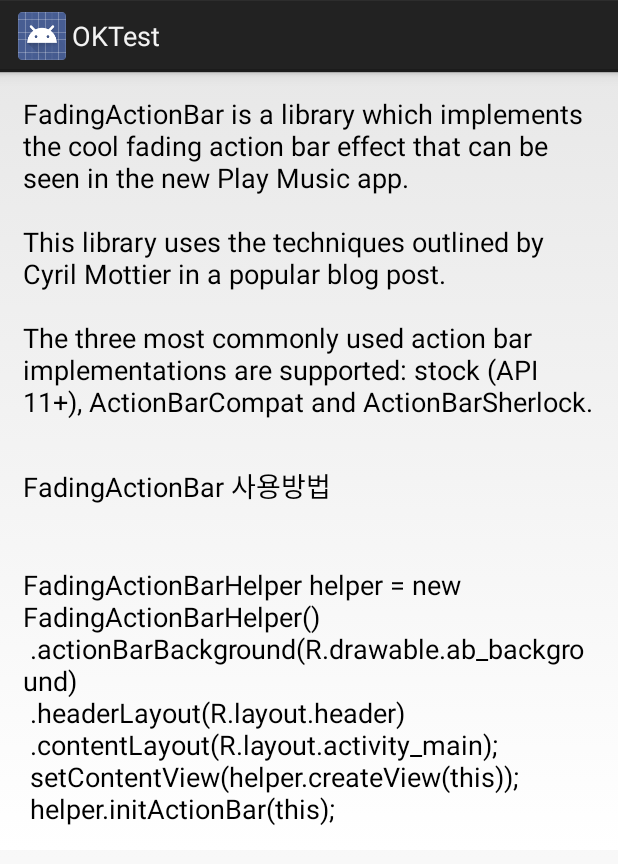
After one commit to ridsync/OKTest, an Android app: the layout activity_scrollview.xml on its own in the app's theme, with its tools: preview values and no code run, on a phone screen of 412 x 824 dp. The commit adds this screen. Shown: the top 864 px of the screen. Run offline under Robolectric (Android 15) with nearby library versions, the phone set to English and light mode, and no system bars.

Commit message:
test commit 22

```diff
--- a/app/build.gradle
+++ b/app/build.gradle
@@ -31,9 +31,9 @@ repositories {
 
 dependencies {
     compile fileTree(dir: 'libs', include: ['*.jar'])
+    compile 'com.android.support:support-v4:20.0.0'
     apt "org.androidannotations:androidannotations:$AAVersion"
     compile "org.androidannotations:androidannotations-api:$AAVersion"
-    compile 'com.android.support:support-v4:20.0.0'
 }
 
 apt {
--- a/app/src/main/AndroidManifest.xml
+++ b/app/src/main/AndroidManifest.xml
@@ -12,9 +12,12 @@
             android:label="@string/app_name" >
             <intent-filter>
                 <action android:name="android.intent.action.MAIN" />
-
                 <category android:name="android.intent.category.LAUNCHER" />
             </intent-filter>
+        </activity>
+        <activity
+            android:name=".FadingActionBar.MainActivity"
+            android:label="@string/app_name" >
         </activity>
 
         <!-- This service is only used on devices with API v17+ -->
--- /dev/null
+++ b/app/src/main/res/layout/activity_scrollview.xml
@@ -0,0 +1,22 @@
+<?xml version="1.0" encoding="utf-8"?>
+<LinearLayout xmlns:android="http://schemas.android.com/apk/res/android"
+    android:layout_width="match_parent"
+    android:layout_height="wrap_content"
+    android:background="?android:attr/windowBackground"
+    android:orientation="vertical" >
+
+    <TextView
+        android:layout_width="match_parent"
+        android:layout_height="wrap_content"
+        android:padding="15dp"
+        android:text="@string/Scrollview_Text_1"
+        android:textAppearance="@android:style/TextAppearance.Medium" />
+
+    <TextView
+        android:layout_width="match_parent"
+        android:layout_height="wrap_content"
+        android:padding="15dp"
+        android:text="@string/Scrollview_Text_2"
+        android:textAppearance="@android:style/TextAppearance.Medium" />
+
+</LinearLayout>
--- /dev/null
+++ b/app/src/main/res/layout/activity_webview.xml
@@ -0,0 +1,5 @@
+<?xml version="1.0" encoding="utf-8"?>
+<com.manuelpeinado.fadingactionbar.view.ObservableWebViewWithHeader xmlns:android="http://schemas.android.com/apk/res/android"
+    android:id="@+id/webView"
+    android:layout_width="match_parent"
+    android:layout_height="match_parent" />
--- a/app/src/main/res/layout/frag_test_main.xml
+++ b/app/src/main/res/layout/frag_test_main.xml
@@ -22,13 +22,13 @@
             android:id="@+id/section_label3"
             android:layout_width="wrap_content"
             android:layout_height="wrap_content"
-            android:text="@string/app_name"/>
+            android:text=""/>
 
-        <TextView
+        <Button
             android:id="@+id/section_label"
             android:layout_width="wrap_content"
             android:layout_height="wrap_content"
-            android:text="@string/app_name"/>
+            android:text="Go to FadingActionBar"/>
 
     </LinearLayout>
 
--- a/app/src/main/res/values/strings.xml
+++ b/app/src/main/res/values/strings.xml
@@ -21,4 +21,19 @@
     <string name="tab2_text">HomePage : https://whdghks913.tistory.com</string>
     <string name="example">Example Source</string>
 
+    <string name="Scrollview_Text_1">FadingActionBar is a library which implements the cool fading action bar effect that can be seen in the new Play Music app.
+\n
+\nThis library uses the techniques outlined by Cyril Mottier in a popular blog post.
+\n
+\nThe three most commonly used action bar implementations are supported: stock (API 11+), ActionBarCompat and ActionBarSherlock.</string>
+    <string name="Scrollview_Text_2">FadingActionBar 사용방법
+\n
+\n
+\nFadingActionBarHelper helper = new FadingActionBarHelper()
+\n                .actionBarBackground(R.drawable.ab_background)
+\n                .headerLayout(R.layout.header)
+\n                .contentLayout(R.layout.activity_main);
+\n        setContentView(helper.createView(this));
+\n        helper.initActionBar(this);</string>
+
 </resources>
```
Also changed, not shown: app/src/main/java/com/example/test/oktest/FadingActionBar/ExampleListActivity.java (added, +44 -0 lines), app/src/main/java/com/example/test/oktest/FadingActionBar/ExampleScrollViewActivity.java (added, +38 -0 lines), app/src/main/java/com/example/test/oktest/FadingActionBar/ExampleWebViewActivity.java (added, +43 -0 lines), app/src/main/java/com/example/test/oktest/FadingActionBar/MainActivity.java (added, +65 -0 lines), app/src/main/java/com/example/test/oktest/NavigationActivity.java (+19 -4 lines), app/src/main/java/com/example/test/oktest/ViewPagerFragment.java (+1 -0 lines), app/src/main/res/layout/activity_listview.xml (added, +16 -0 lines), app/src/main/res/layout/header.xml (added, +15 -0 lines), app/src/main/res/layout/viewpager_fragment.xml (+13 -1 lines), app/src/main/res/menu/main.xml (added, +9 -0 lines), app/libs/fadingactionbarlibrary.jar (added), app/src/main/res/drawable/ab_background.9.png (added), app/src/main/res/drawable/ny.png (added), 1 other file.
